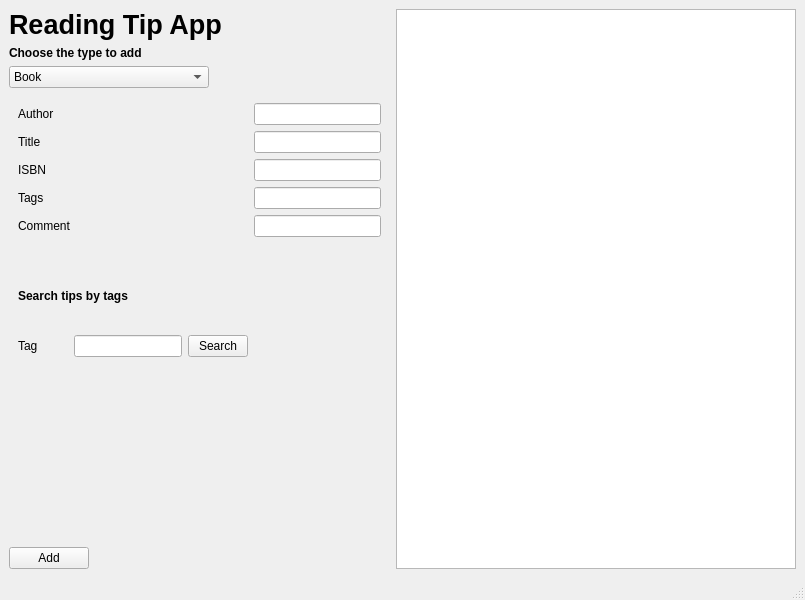
Old version of the form src/gui/components/mainwindow.ui in the repository vikke1234/ohjelmistotuotanto-miniprojekti.
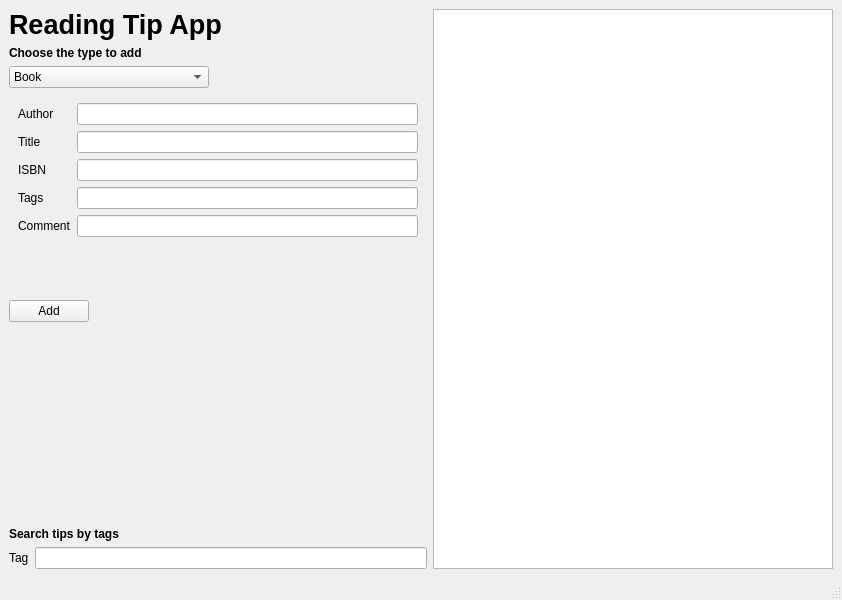
New version of the form.

Commit message: added ability to filter tags, does so incementally

Patch:
```diff
--- a/src/gui/components/mainwindow.ui
+++ b/src/gui/components/mainwindow.ui
@@ -6,7 +6,7 @@
    <rect>
     <x>0</x>
     <y>0</y>
-    <width>805</width>
+    <width>842</width>
     <height>600</height>
    </rect>
   </property>
@@ -143,92 +143,6 @@
             <item row="5" column="1">
              <widget class="QLineEdit" name="commentLineEdit_2"/>
             </item>
-            <item row="6" column="0">
-             <spacer name="verticalSpacer">
-              <property name="orientation">
-               <enum>Qt::Vertical</enum>
-              </property>
-              <property name="sizeType">
-               <enum>QSizePolicy::Fixed</enum>
-              </property>
-              <property name="sizeHint" stdset="0">
-               <size>
-                <width>20</width>
-                <height>40</height>
-               </size>
-              </property>
-             </spacer>
-            </item>
-            <item row="7" column="0">
-             <widget class="QLabel" name="label_6">
-              <property name="text">
-               <string>&lt;html&gt;&lt;head/&gt;&lt;body&gt;&lt;p&gt;&lt;span style=&quot; font-weight:600;&quot;&gt;Search tips by tags&lt;/span&gt;&lt;/p&gt;&lt;/body&gt;&lt;/html&gt;</string>
-              </property>
-             </widget>
-            </item>
-            <item row="9" column="0">
-             <layout class="QHBoxLayout" name="horizontalLayout_6">
-              <item>
-               <widget class="QLabel" name="label_7">
-                <property name="text">
-                 <string>Tag</string>
-                </property>
-               </widget>
-              </item>
-              <item>
-               <spacer name="horizontalSpacer">
-                <property name="orientation">
-                 <enum>Qt::Horizontal</enum>
-                </property>
-                <property name="sizeHint" stdset="0">
-                 <size>
-                  <width>30</width>
-                  <height>20</height>
-                 </size>
-                </property>
-               </spacer>
-              </item>
-              <item>
-               <widget class="QLineEdit" name="tag_line">
-                <property name="sizePolicy">
-                 <sizepolicy hsizetype="Maximum" vsizetype="Fixed">
-                  <horstretch>0</horstretch>
-                  <verstretch>0</verstretch>
-                 </sizepolicy>
-                </property>
-               </widget>
-              </item>
-              <item>
-               <widget class="QPushButton" name="search_button">
-                <property name="maximumSize">
-                 <size>
-                  <width>60</width>
-                  <height>16777215</height>
-                 </size>
-                </property>
-                <property name="text">
-                 <string>Search</string>
-                </property>
-               </widget>
-              </item>
-             </layout>
-            </item>
-            <item row="8" column="0">
-             <spacer name="verticalSpacer_2">
-              <property name="orientation">
-               <enum>Qt::Vertical</enum>
-              </property>
-              <property name="sizeType">
-               <enum>QSizePolicy::Fixed</enum>
-              </property>
-              <property name="sizeHint" stdset="0">
-               <size>
-                <width>20</width>
-                <height>20</height>
-               </size>
-              </property>
-             </spacer>
-            </item>
            </layout>
           </widget>
           <widget class="QWidget" name="podcast_page">
@@ -435,6 +349,40 @@
           </item>
          </layout>
         </item>
+        <item>
+         <spacer name="verticalSpacer">
+          <property name="orientation">
+           <enum>Qt::Vertical</enum>
+          </property>
+          <property name="sizeHint" stdset="0">
+           <size>
+            <width>20</width>
+            <height>40</height>
+           </size>
+          </property>
+         </spacer>
+        </item>
+        <item>
+         <widget class="QLabel" name="label_6">
+          <property name="text">
+           <string>&lt;html&gt;&lt;head/&gt;&lt;body&gt;&lt;p&gt;&lt;span style=&quot; font-weight:600;&quot;&gt;Search tips by tags&lt;/span&gt;&lt;/p&gt;&lt;/body&gt;&lt;/html&gt;</string>
+          </property>
+         </widget>
+        </item>
+        <item>
+         <layout class="QHBoxLayout" name="horizontalLayout_6">
+          <item>
+           <widget class="QLabel" name="label_7">
+            <property name="text">
+             <string>Tag</string>
+            </property>
+           </widget>
+          </item>
+          <item>
+           <widget class="QLineEdit" name="tag_line"/>
+          </item>
+         </layout>
+        </item>
        </layout>
       </item>
       <item>
```
Left out of the diff: 6 changed lines with no effect on the pictures. The commit also changes 2 other files.
